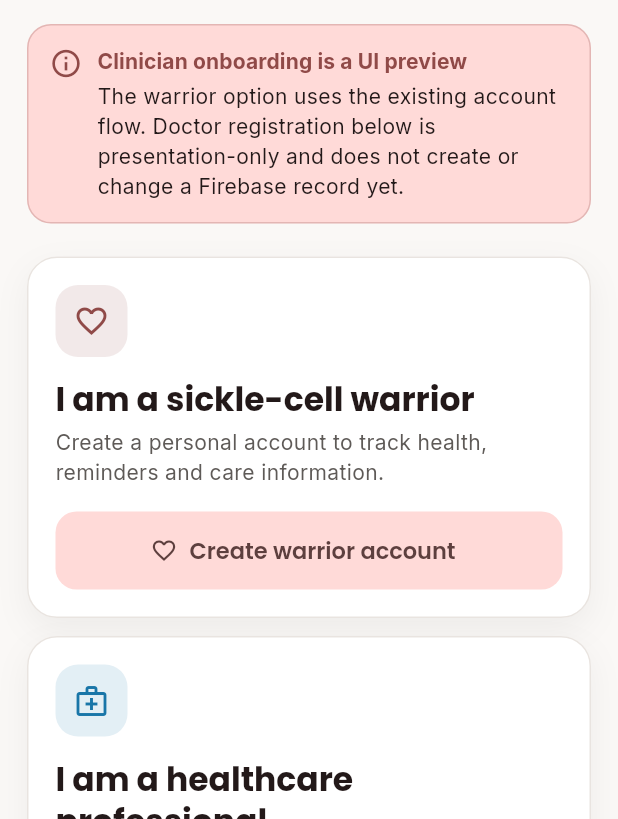
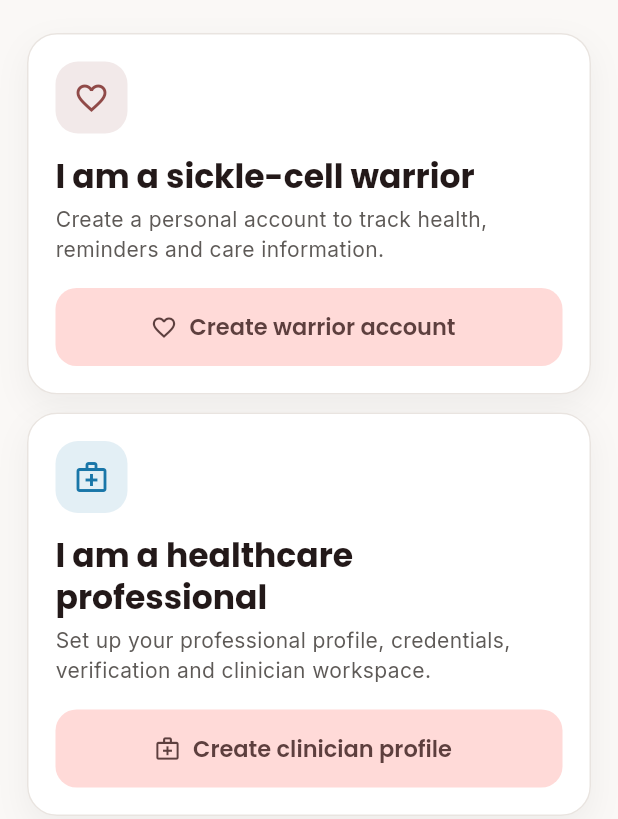
Before and after one commit to NgwinaQuinstarics/sicklecare-mobile, a Flutter app: the RoleSelectionScreen screen opened directly, on a phone screen of 412 x 824 dp, the part 417-1236 px from its top. Run offline on Flutter 3.47's test engine with Material 3 defaults, Android fonts, the phone set to English and light mode, and no system bars; our stand-ins replace animate_do, awesome_notifications, cloud_firestore, cloud_functions, firebase_auth, firebase_core and 12 more; missing offline and left inert: firebase_app_check; accounts and stored records are empty.

Commit message:
fix: polish onboarding navigation and dashboard layout

```diff
--- a/sicklecare_app/lib/screens/auth/role_selection_screen.dart
+++ b/sicklecare_app/lib/screens/auth/role_selection_screen.dart
@@ -5,7 +5,6 @@ import '../../models/app_role.dart';
 import '../../providers/care_ui_provider.dart';
 import '../../signup.dart';
 import '../../widgets/section_card.dart';
-import '../../widgets/status_banner.dart';
 import '../doctor/doctor_registration_screen.dart';
 
 /// Selects a presentation path before onboarding. Warrior signup retains the
@@ -77,13 +76,6 @@ class RoleSelectionScreen extends StatelessWidget {
                     ],
                   ),
                 ),
-                const SizedBox(height: 16),
-                StatusBanner(
-                  tone: StatusBannerTone.info,
-                  title: 'Clinician onboarding is a UI preview',
-                  message:
-                      'The warrior option uses the existing account flow. Doctor registration below is presentation-only and does not create or change a Firebase record yet.',
-                ),
                 const SizedBox(height: 22),
                 _RoleOption(
                   icon: Icons.favorite_outline,
@@ -99,8 +91,8 @@ class RoleSelectionScreen extends StatelessWidget {
                   icon: Icons.medical_services_outlined,
                   title: 'I am a healthcare professional',
                   subtitle:
-                      'Preview professional profile, credentials, verification and clinician workspace screens.',
-                  buttonLabel: 'Preview clinician registration',
+                      'Set up your professional profile, credentials, verification and clinician workspace.',
+                  buttonLabel: 'Create clinician profile',
                   accent: const Color(0xFF1976A8),
                   onPressed: () => _openDoctorRegistration(context),
                 ),
--- a/sicklecare_app/lib/screens/doctor/doctor_dashboard_screen.dart
+++ b/sicklecare_app/lib/screens/doctor/doctor_dashboard_screen.dart
@@ -253,7 +253,11 @@ class _DoctorDashboardScreenState extends State<DoctorDashboardScreen> {
                         physics: const NeverScrollableScrollPhysics(),
                         mainAxisSpacing: 12,
                         crossAxisSpacing: 12,
-                        childAspectRatio: columns == 4 ? 1.05 : 1.18,
+                        // Metric cards include an icon, a large value and two
+                        // supporting lines. A fixed extent prevents a narrow
+                        // phone from making their height depend on width and
+                        // clipping the final helper line.
+                        mainAxisExtent: columns == 4 ? 180 : 184,
                         children: [
                           DoctorMetricCard(
                             label: 'Today’s sessions',
--- a/sicklecare_app/lib/screens/doctor/doctor_ui_components.dart
+++ b/sicklecare_app/lib/screens/doctor/doctor_ui_components.dart
@@ -314,6 +314,8 @@ class DoctorMetricCard extends StatelessWidget {
             const SizedBox(height: 6),
             Text(
               helper!,
+              maxLines: 1,
+              overflow: TextOverflow.ellipsis,
               style: TextStyle(color: accent, fontSize: 11.5),
             ),
           ],
```
Also changed, not shown: sicklecare_app/lib/screens/doctor/doctor_registration_screen.dart (+8 -1 lines), sicklecare_app/lib/signup.dart (+16 -7 lines), 1 other file.
